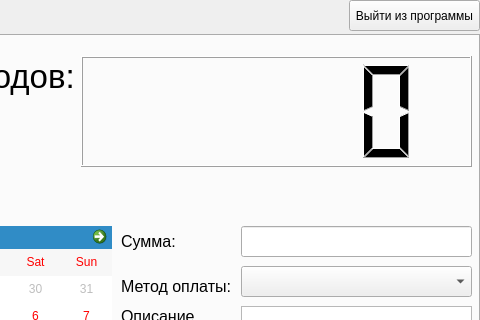
Before: the Qt Designer form uic.ui in MaximBotkin/PyQt-project, drawn with Qt 5; both pictures show x 311 to 791 and y 0 to 320 of the 791 by 564 pixel window.
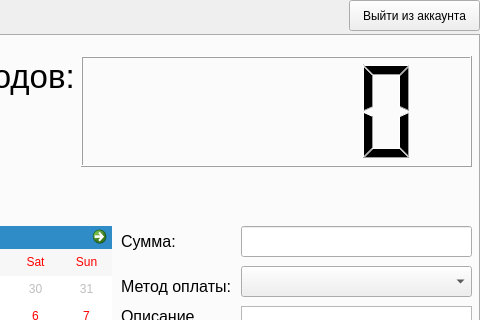
After: the same form once the commit is applied.

What changed in the file:
```diff
--- a/uic.ui
+++ b/uic.ui
@@ -437,7 +437,7 @@
      </rect>
     </property>
     <property name="text">
-     <string>Выйти из программы</string>
+     <string>Выйти из аккаунта</string>
     </property>
    </widget>
   </widget>
```
